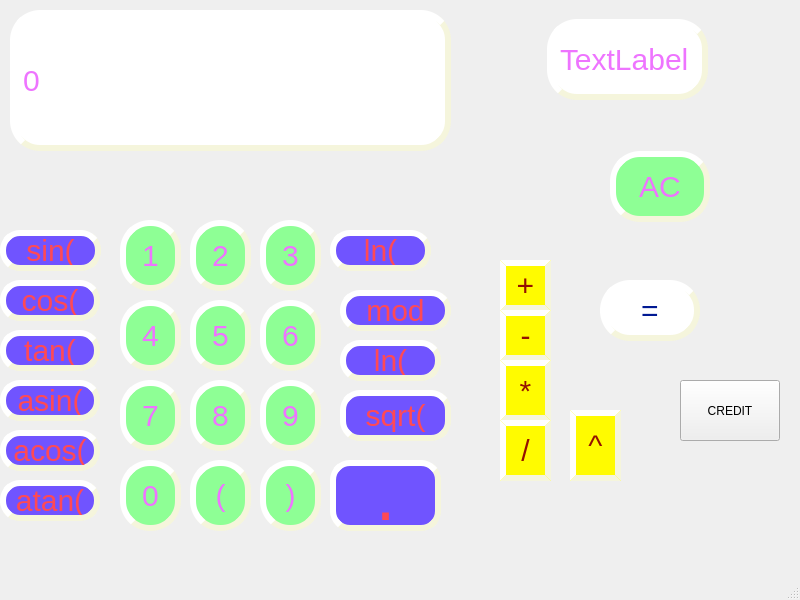
DonOutcast/s21_SmartCalc-v2.0, file src/view/s21_view.ui: the form before one commit.
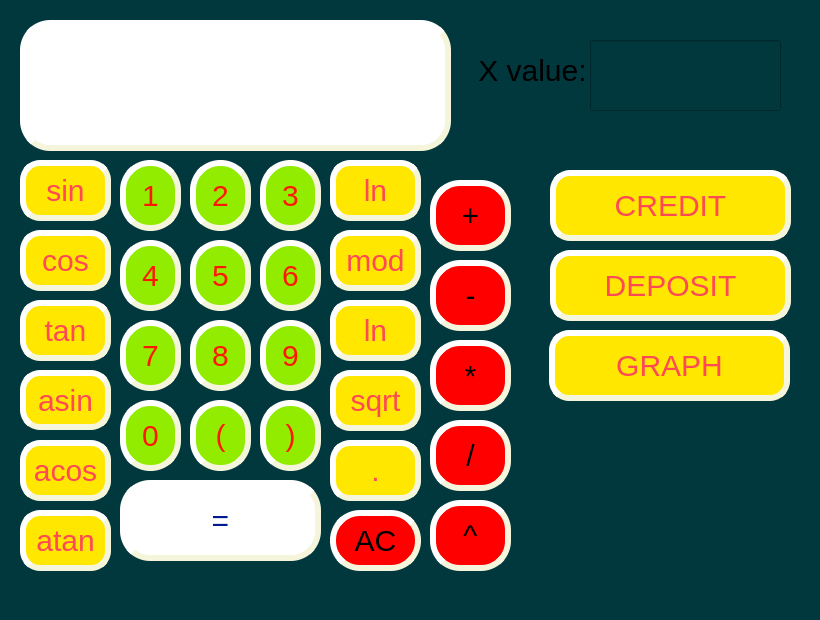
The form after the commit.

What changed in the file:
```diff
--- a/src/view/s21_view.ui
+++ b/src/view/s21_view.ui
@@ -6,49 +6,34 @@
    <rect>
     <x>0</x>
     <y>0</y>
-    <width>800</width>
-    <height>600</height>
+    <width>820</width>
+    <height>620</height>
    </rect>
   </property>
+  <property name="minimumSize">
+   <size>
+    <width>820</width>
+    <height>600</height>
+   </size>
+  </property>
+  <property name="maximumSize">
+   <size>
+    <width>820</width>
+    <height>620</height>
+   </size>
+  </property>
   <property name="windowTitle">
    <string>s21_view</string>
   </property>
   <property name="styleSheet">
-   <string notr="true"/>
+   <string notr="true">background-color: rgb(1, 56, 61);</string>
   </property>
   <widget class="QWidget" name="centralwidget">
-   <widget class="QLabel" name="console">
-    <property name="geometry">
-     <rect>
-      <x>10</x>
-      <y>10</y>
-      <width>441</width>
-      <height>141</height>
-     </rect>
-    </property>
-    <property name="styleSheet">
-     <string notr="true">QLabel{
-	font-size: 30px;
-	color: rgb(238, 116, 255);
-	qproperty-alignment: 'AlignVCenter | AlignRight';
-	border: 1px solid gray;
-	background-color : white;
-	border-style: outset;
-	border-width: 6px;
-	border-color: beige;
-	border-radius: 30px;
-}
-</string>
-    </property>
-    <property name="text">
-     <string>0</string>
-    </property>
-   </widget>
    <widget class="QPushButton" name="button_0">
     <property name="geometry">
      <rect>
       <x>120</x>
-      <y>460</y>
+      <y>400</y>
       <width>61</width>
       <height>71</height>
      </rect>
@@ -56,8 +41,8 @@
     <property name="styleSheet">
      <string notr="true">QPushButton#button_0{
 	font-size: 30px;
-	color: rgb(238, 116, 255);
-	background-color: rgb(142, 255, 149);
+	color: #FF1800;
+	background-color: #92EC00;
 	border-style: outset;
 	border-width: 6px;
 	border-color: beige;
@@ -76,7 +61,7 @@
     <property name="geometry">
      <rect>
       <x>120</x>
-      <y>220</y>
+      <y>160</y>
       <width>61</width>
       <height>71</height>
      </rect>
@@ -84,8 +69,8 @@
     <property name="styleSheet">
      <string notr="true">QPushButton#button_1{
 	font-size: 30px;
-	color: rgb(238, 116, 255);
-	background-color: rgb(142, 255, 149);
+	color: #FF1800;
+	background-color: #92EC00;
 	border-style: outset;
 	border-width: 6px;
 	border-color: beige;
@@ -104,7 +89,7 @@
     <property name="geometry">
      <rect>
       <x>190</x>
-      <y>220</y>
+      <y>160</y>
       <width>61</width>
       <height>71</height>
      </rect>
@@ -112,8 +97,8 @@
     <property name="styleSheet">
      <string notr="true">QPushButton#button_2{
 	font-size: 30px;
-	color: rgb(238, 116, 255);
-	background-color: rgb(142, 255, 149);
+	color: #FF1800;
+	background-color: #92EC00;
 	border-style: outset;
 	border-width: 6px;
 	border-color: beige;
@@ -132,7 +117,7 @@
     <property name="geometry">
      <rect>
       <x>260</x>
-      <y>220</y>
+      <y>160</y>
       <width>61</width>
       <height>71</height>
      </rect>
@@ -140,8 +125,8 @@
     <property name="styleSheet">
      <string notr="true">QPushButton#button_3{
 	font-size: 30px;
-	color: rgb(238, 116, 255);
-	background-color: rgb(142, 255, 149);
+	color: #FF1800;
+	background-color: #92EC00;
 	border-style: outset;
 	border-width: 6px;
 	border-color: beige;
@@ -160,7 +145,7 @@
     <property name="geometry">
      <rect>
       <x>120</x>
-      <y>300</y>
+      <y>240</y>
       <width>61</width>
       <height>71</height>
      </rect>
@@ -168,8 +153,8 @@
     <property name="styleSheet">
      <string notr="true">QPushButton#button_4{
 	font-size: 30px;
-	color: rgb(238, 116, 255);
-	background-color: rgb(142, 255, 149);
+	color: #FF1800;
+	background-color: #92EC00;
 	border-style: outset;
 	border-width: 6px;
 	border-color: beige;
@@ -188,7 +173,7 @@
     <property name="geometry">
      <rect>
       <x>190</x>
-      <y>300</y>
+      <y>240</y>
       <width>61</width>
       <height>71</height>
      </rect>
@@ -196,8 +181,8 @@
     <property name="styleSheet">
      <string notr="true">QPushButton#button_5{
 	font-size: 30px;
-	color: rgb(238, 116, 255);
-	background-color: rgb(142, 255, 149);
+	color: #FF1800;
+	background-color: #92EC00;
 	border-style: outset;
 	border-width: 6px;
 	border-color: beige;
@@ -216,7 +201,7 @@
     <property name="geometry">
      <rect>
       <x>260</x>
-      <y>300</y>
+      <y>240</y>
       <width>61</width>
       <height>71</height>
      </rect>
@@ -224,8 +209,8 @@
     <property name="styleSheet">
      <string notr="true">QPushButton#button_6{
 	font-size: 30px;
-	color: rgb(238, 116, 255);
-	background-color: rgb(142, 255, 149);
+	color: #FF1800;
+	background-color: #92EC00;
 	border-style: outset;
 	border-width: 6px;
 	border-color: beige;
@@ -244,7 +229,7 @@
     <property name="geometry">
      <rect>
       <x>120</x>
-      <y>380</y>
+      <y>320</y>
       <width>61</width>
       <height>71</height>
      </rect>
@@ -252,8 +237,8 @@
     <property name="styleSheet">
      <string notr="true">QPushButton#button_7{
 	font-size: 30px;
-	color: rgb(238, 116, 255);
-	background-color: rgb(142, 255, 149);
+	color: #FF1800;
+	background-color: #92EC00;
 	border-style: outset;
 	border-width: 6px;
 	border-color: beige;
@@ -272,7 +257,7 @@
     <property name="geometry">
      <rect>
       <x>190</x>
-      <y>380</y>
+      <y>320</y>
       <width>61</width>
       <height>71</height>
      </rect>
@@ -280,8 +265,8 @@
     <property name="styleSheet">
      <string notr="true">QPushButton#button_8{
 	font-size: 30px;
-	color: rgb(238, 116, 255);
-	background-color: rgb(142, 255, 149);
+	color: #FF1800;
+	background-color: #92EC00;
 	border-style: outset;
 	border-width: 6px;
 	border-color: beige;
@@ -300,7 +285,7 @@
     <property name="geometry">
      <rect>
       <x>260</x>
-      <y>380</y>
+      <y>320</y>
       <width>61</width>
       <height>71</height>
      </rect>
@@ -308,8 +293,8 @@
     <property name="styleSheet">
      <string notr="true">QPushButton#button_9{
 	font-size: 30px;
-	color: rgb(238, 116, 255);
-	background-color: rgb(142, 255, 149);
+	color: #FF1800;
+	background-color: #92EC00;
 	border-style: outset;
 	border-width: 6px;
 	border-color: beige;
@@ -327,17 +312,17 @@
    <widget class="QPushButton" name="button_sin">
     <property name="geometry">
      <rect>
-      <x>0</x>
-      <y>230</y>
-      <width>101</width>
-      <height>41</height>
+      <x>20</x>
+      <y>160</y>
+      <width>91</width>
+      <height>61</height>
      </rect>
     </property>
     <property name="styleSheet">
      <string notr="true">QPushButton#button_sin{
 	font-size: 30px;
 	color: rgb(255, 73, 85);
-	background-color: rgb(112, 84, 255);
+	background-color: #FFE700;
 	border-style: outset;
 	border-width: 6px;
 	border-color: beige;
@@ -349,23 +334,23 @@
 }</string>
     </property>
     <property name="text">
-     <string>sin(</string>
+     <string>sin</string>
     </property>
    </widget>
    <widget class="QPushButton" name="button_cos">
     <property name="geometry">
      <rect>
-      <x>0</x>
-      <y>280</y>
-      <width>100</width>
-      <height>41</height>
+      <x>20</x>
+      <y>230</y>
+      <width>91</width>
+      <height>61</height>
      </rect>
     </property>
     <property name="styleSheet">
      <string notr="true">QPushButton#button_cos{
 	font-size: 30px;
 	color: rgb(255, 73, 85);
-	background-color: rgb(112, 84, 255);
+	background-color: #FFE700;
 	border-style: outset;
 	border-width: 6px;
 	border-color: beige;
@@ -377,23 +362,23 @@
 }</string>
     </property>
     <property name="text">
-     <string>cos(</string>
+     <string>cos</string>
     </property>
    </widget>
    <widget class="QPushButton" name="button_tan">
     <property name="geometry">
      <rect>
-      <x>0</x>
-      <y>330</y>
-      <width>100</width>
-      <height>41</height>
+      <x>20</x>
+      <y>300</y>
+      <width>91</width>
+      <height>61</height>
      </rect>
     </property>
     <property name="styleSheet">
      <string notr="true">QPushButton#button_tan{
 	font-size: 30px;
 	color: rgb(255, 73, 85);
-	background-color: rgb(112, 84, 255);
+	background-color: #FFE700;
 	border-style: outset;
 	border-width: 6px;
 	border-color: beige;
@@ -405,23 +390,23 @@
 }</string>
     </property>
     <property name="text">
-     <string>tan(</string>
+     <string>tan</string>
     </property>
    </widget>
    <widget class="QPushButton" name="button_asin">
     <property name="geometry">
      <rect>
-      <x>0</x>
-      <y>380</y>
-      <width>100</width>
-      <height>41</height>
+      <x>20</x>
+      <y>370</y>
+      <width>91</width>
+      <height>60</height>
      </rect>
     </property>
     <property name="styleSheet">
      <string notr="true">QPushButton#button_asin{
 	font-size: 30px;
-	color: rgb(255, 73, 85);
-	background-color: rgb(112, 84, 255);
+	color:  rgb(255, 73, 85);
+	background-color: #FFE700;
 	border-style: outset;
 	border-width: 6px;
 	border-color: beige;
@@ -433,23 +418,23 @@
 }</string>
     </property>
     <property name="text">
-     <string>asin(</string>
+     <string>asin</string>
     </property>
    </widget>
    <widget class="QPushButton" name="button_acos">
     <property name="geometry">
      <rect>
-      <x>0</x>
-      <y>430</y>
-      <width>100</width>
-      <height>41</height>
+      <x>20</x>
+      <y>440</y>
+      <width>91</width>
+      <height>61</height>
      </rect>
     </property>
     <property name="styleSheet">
      <string notr="true">QPushButton#button_acos{
 	font-size: 30px;
 	color: rgb(255, 73, 85);
-	background-color: rgb(112, 84, 255);
+	background-color: #FFE700;
 	border-style: outset;
 	border-width: 6px;
 	border-color: beige;
@@ -461,23 +446,23 @@
 }</string>
     </property>
     <property name="text">
-     <string>acos(</string>
+     <string>acos</string>
     </property>
    </widget>
    <widget class="QPushButton" name="button_atan">
     <property name="geometry">
      <rect>
-      <x>0</x>
-      <y>480</y>
-      <width>100</width>
-      <height>41</height>
+      <x>20</x>
+      <y>510</y>
+      <width>91</width>
+      <height>61</height>
      </rect>
     </property>
     <property name="styleSheet">
      <string notr="true">QPushButton#button_atan{
 	font-size: 30px;
 	color: rgb(255, 73, 85);
-	background-color: rgb(112, 84, 255);
+	background-color: #FFE700;
 	border-style: outset;
 	border-width: 6px;
 	border-color: beige;
@@ -489,23 +474,23 @@
 }</string>
     </property>
     <property name="text">
-     <string>atan(</string>
+     <string>atan</string>
     </property>
    </widget>
    <widget class="QPushButton" name="button_ln">
     <property name="geometry">
      <rect>
       <x>330</x>
-      <y>230</y>
-      <width>101</width>
-      <height>41</height>
+      <y>160</y>
+      <width>91</width>
+      <height>61</height>
      </rect>
     </property>
     <property name="styleSheet">
      <string notr="true">QPushButton#button_ln{
 	font-size: 30px;
 	color: rgb(255, 73, 85);
-	background-color: rgb(112, 84, 255);
+	background-color: #FFE700;
 	border-style: outset;
 	border-width: 6px;
 	border-color: beige;
@@ -517,23 +502,23 @@
 }</string>
     </property>
     <property name="text">
-     <string>ln(</string>
+     <string>ln</string>
     </property>
    </widget>
    <widget class="QPushButton" name="button_log">
     <property name="geometry">
      <rect>
-      <x>340</x>
-      <y>340</y>
-      <width>101</width>
-      <height>41</height>
+      <x>330</x>
+      <y>300</y>
+      <width>91</width>
+      <height>61</height>
      </rect>
     </property>
     <property name="styleSheet">
      <string notr="true">QPushButton#button_log{
 	font-size: 30px;
 	color: rgb(255, 73, 85);
-	background-color: rgb(112, 84, 255);
+	background-color: #FFE700;
 	border-style: outset;
 	border-width: 6px;
 	border-color: beige;
@@ -545,23 +530,23 @@
 }</string>
     </property>
     <property name="text">
-     <string>ln(</string>
+     <string>ln</string>
     </property>
    </widget>
    <widget class="QPushButton" name="button_mod">
     <property name="geometry">
      <rect>
-      <x>340</x>
-      <y>290</y>
-      <width>111</width>
-      <height>41</height>
+      <x>330</x>
+      <y>230</y>
+      <width>91</width>
+      <height>61</height>
      </rect>
     </property>
     <property name="styleSheet">
      <string notr="true">QPushButton#button_mod{
 	font-size: 30px;
 	color: rgb(255, 73, 85);
-	background-color: rgb(112, 84, 255);
+	background-color: #FFE700;
 	border-style: outset;
 	border-width: 6px;
 	border-color: beige;
@@ -579,17 +564,17 @@
    <widget class="QPushButton" name="button_sqrt">
     <property name="geometry">
      <rect>
-      <x>340</x>
-      <y>390</y>
-      <width>111</width>
-      <height>51</height>
+      <x>330</x>
+      <y>370</y>
+      <width>91</width>
+      <height>61</height>
      </rect>
     </property>
     <property name="styleSheet">
      <string notr="true">QPushButton#button_sqrt{
 	font-size: 30px;
 	color: rgb(255, 73, 85);
-	background-color: rgb(112, 84, 255);
+	background-color: #FFE700;
 	border-style: outset;
 	border-width: 6px;
 	border-color: beige;
@@ -601,14 +586,14 @@
 }</string>
     </property>
     <property name="text">
-     <string>sqrt(</string>
+     <string>sqrt</string>
     </property>
    </widget>
    <widget class="QPushButton" name="button_open">
     <property name="geometry">
      <rect>
       <x>190</x>
-      <y>460</y>
+      <y>400</y>
       <width>61</width>
       <height>71</height>
      </rect>
@@ -616,8 +601,8 @@
     <property name="styleSheet">
      <string notr="true">QPushButton#button_open{
 	font-size: 30px;
-	color: rgb(238, 116, 255);
-	background-color: rgb(142, 255, 149);
+	color: #FF1800;
+	background-color: #92EC00;
 	border-style: outset;
 	border-width: 6px;
 	border-color: beige;
@@ -636,7 +621,7 @@
     <property name="geometry">
      <rect>
       <x>260</x>
-      <y>460</y>
+      <y>400</y>
       <width>61</width>
       <height>71</height>
      </rect>
@@ -644,8 +629,8 @@
     <property name="styleSheet">
      <string notr="true">QPushButton#button_close{
 	font-size: 30px;
-	color: rgb(238, 116, 255);
-	background-color: rgb(142, 255, 149);
+	color: #FF1800;
+	background-color: #92EC00;
 	border-style: outset;
 	border-width: 6px;
 	border-color: beige;
@@ -664,17 +649,16 @@
     <property name="geometry">
      <rect>
       <x>330</x>
-      <y>460</y>
-      <width>111</width>
-      <height>71</height>
+      <y>440</y>
+      <width>91</width>
+      <height>61</height>
      </rect>
     </property>
     <property name="styleSheet">
      <string notr="true">QPushButton#button_point{
-	align: center;
-	font-size: 70px;
+	font-size: 30px;
 	color: rgb(255, 73, 85);
-	background-color: rgb(112, 84, 255);
+	background-color: #FFE700;
 	border-style: outset;
 	border-width: 6px;
 	border-color: beige;
@@ -692,17 +676,17 @@
    <widget class="QPushButton" name="button_plus">
     <property name="geometry">
      <rect>
-      <x>500</x>
-      <y>260</y>
-      <width>51</width>
-      <height>51</height>
+      <x>430</x>
+      <y>180</y>
+      <width>81</width>
+      <height>71</height>
      </rect>
     </property>
     <property name="styleSheet">
      <string notr="true">QPushButton#button_plus{
 	font-size: 30px;
-	color: rgb(148, 17, 0);
-	background-color: rgb(255, 251, 0);
+	color: rgb(0, 0 0);
+	background-color: #FF0000;
 	border-style: outset;
 	border-width: 6px;
 	border-color: beige;
@@ -720,17 +704,17 @@
    <widget class="QPushButton" name="button_minus">
     <property name="geometry">
      <rect>
-      <x>500</x>
-      <y>310</y>
-      <width>51</width>
-      <height>51</height>
+      <x>430</x>
+      <y>260</y>
+      <width>81</width>
+      <height>71</height>
      </rect>
     </property>
     <property name="styleSheet">
      <string notr="true">QPushButton#button_minus{
 	font-size: 30px;
-	color: rgb(148, 17, 0);
-	background-color: rgb(255, 251, 0);
+	color: rgb(0, 0 0);
+	background-color: #FF0000;
 	border-style: outset;
 	border-width: 6px;
 	border-color: beige;
@@ -748,17 +732,17 @@
    <widget class="QPushButton" name="button_mult">
     <property name="geometry">
      <rect>
-      <x>500</x>
-      <y>360</y>
-      <width>51</width>
-      <height>61</height>
+      <x>430</x>
+      <y>340</y>
+      <width>81</width>
+      <height>71</height>
      </rect>
     </property>
     <property name="styleSheet">
      <string notr="true">QPushButton#button_mult{
 	font-size: 30px;
-	color: rgb(148, 17, 0);
-	background-color: rgb(255, 251, 0);
+	color: rgb(0, 0 0);
+	background-color: #FF0000;
 	border-style: outset;
 	border-width: 6px;
 	border-color: beige;
@@ -776,17 +760,17 @@
    <widget class="QPushButton" name="button_div">
     <property name="geometry">
      <rect>
-      <x>500</x>
+      <x>430</x>
       <y>420</y>
-      <width>51</width>
-      <height>61</height>
+      <width>81</width>
+      <height>71</height>
      </rect>
     </property>
     <property name="styleSheet">
      <string notr="true">QPushButton#button_div{
 	font-size: 30px;
-	color: rgb(148, 17, 0);
-	background-color: rgb(255, 251, 0);
+	color: rgb(0, 0 0);
+	background-color: #FF0000;
 	border-style: outset;
 	border-width: 6px;
 	border-color: beige;
@@ -804,17 +788,17 @@
    <widget class="QPushButton" name="button_pow">
     <property name="geometry">
      <rect>
-      <x>570</x>
-      <y>410</y>
-      <width>51</width>
+      <x>430</x>
+      <y>500</y>
+      <width>81</width>
       <height>71</height>
      </rect>
     </property>
     <property name="styleSheet">
      <string notr="true">QPushButton#button_pow{
 	font-size: 30px;
-	color: rgb(148, 17, 0);
-	background-color: rgb(255, 251, 0);
+	color: rgb(0, 0 0);
+	background-color: #FF0000;
 	border-style: outset;
 	border-width: 6px;
 	border-color: beige;
@@ -832,10 +816,10 @@
    <widget class="QPushButton" name="button_equal">
     <property name="geometry">
      <rect>
-      <x>600</x>
-      <y>280</y>
-      <width>100</width>
-      <height>61</height>
+      <x>120</x>
+      <y>480</y>
+      <width>201</width>
+      <height>81</height>
      </rect>
     </property>
     <property name="styleSheet">
@@ -860,17 +844,17 @@
    <widget class="QPushButton" name="button_clear">
     <property name="geometry">
      <rect>
-      <x>610</x>
-      <y>151</y>
-      <width>100</width>
-      <height>71</height>
+      <x>330</x>
+      <y>510</y>
+      <width>91</width>
+      <height>61</height>
      </rect>
     </property>
     <property name="styleSheet">
      <string notr="true">QPushButton#button_clear{
 	font-size: 30px;
-	color: rgb(238, 116, 255);
-	background-color: rgb(142, 255, 149);
+	color: rgb(0, 0 0);
+	background-color: #FF0000;
 	border-style: outset;
 	border-width: 6px;
 	border-color: beige;
@@ -885,46 +869,154 @@
      <string>AC</string>
     </property>
    </widget>
-   <widget class="QLabel" name="label">
-    <property name="geometry">
-     <rect>
-      <x>547</x>
-      <y>19</y>
-      <width>161</width>
-      <height>81</height>
-     </rect>
-    </property>
-    <property name="styleSheet">
-     <string notr="true">QLabel{
-	font-size: 30px;
-	color: rgb(238, 116, 255);
-	qproperty-alignment: 'AlignVCenter | AlignRight';
-	border: 1px solid gray;
-	background-color : white;
-	border-style: outset;
-	border-width: 6px;
-	border-color: beige;
-	border-radius: 30px;
-}
-</string>
-    </property>
-    <property name="text">
-     <string>TextLabel</string>
-    </property>
-   </widget>
    <widget class="QPushButton" name="button_credit">
     <property name="geometry">
      <rect>
-      <x>680</x>
-      <y>380</y>
-      <width>100</width>
-      <height>61</height>
+      <x>550</x>
+      <y>170</y>
+      <width>241</width>
+      <height>71</height>
      </rect>
     </property>
+    <property name="styleSheet">
+     <string notr="true">QPushButton#button_credit{
+	font-size: 30px;
+	color: rgb(255, 73, 85);
+	background-color: #FFE700;
+	border-style: outset;
+	border-width: 6px;
+	border-color: beige;
+	border-radius: 20px;
+}
+QPushButton#button_credit:pressed {
+	background-color: rgb(50, 255, 245);
+	border-style: inset;
+}</string>
+    </property>
     <property name="text">
      <string>CREDIT</string>
     </property>
    </widget>
+   <widget class="QLabel" name="label_2">
+    <property name="geometry">
+     <rect>
+      <x>470</x>
+      <y>40</y>
+      <width>131</width>
+      <height>61</height>
+     </rect>
+    </property>
+    <property name="styleSheet">
+     <string notr="true">	font-size: 30px;
+	color: rgb(0, 0, 0);</string>
+    </property>
+    <property name="text">
+     <string> X value:</string>
+    </property>
+   </widget>
+   <widget class="QPushButton" name="button_deposit">
+    <property name="geometry">
+     <rect>
+      <x>550</x>
+      <y>250</y>
+      <width>241</width>
+      <height>71</height>
+     </rect>
+    </property>
+    <property name="styleSheet">
+     <string notr="true">QPushButton#button_deposit{
+	font-size: 30px;
+	color: rgb(255, 73, 85);
+	background-color: #FFE700;
+	border-style: outset;
+	border-width: 6px;
+	border-color: beige;
+	border-radius: 20px;
+}
+QPushButton#button_deposit:pressed {
+	background-color: rgb(50, 255, 245);
+	border-style: inset;
+}</string>
+    </property>
+    <property name="text">
+     <string>DEPOSIT</string>
+    </property>
+   </widget>
+   <widget class="QPushButton" name="button_graph">
+    <property name="geometry">
+     <rect>
+      <x>549</x>
+      <y>330</y>
+      <width>241</width>
+      <height>71</height>
+     </rect>
+    </property>
+    <property name="styleSheet">
+     <string notr="true">QPushButton#button_graph{
+	font-size: 30px;
+	color: rgb(255, 73, 85);
+	background-color: #FFE700;
+	border-style: outset;
+	border-width: 6px;
+	border-color: beige;
+	border-radius: 20px;
+}
+QPushButton#button_graph:pressed {
+	background-color: rgb(50, 255, 245);
+	border-style: inset;
+}</string>
+    </property>
+    <property name="text">
+     <string>GRAPH</string>
+    </property>
+   </widget>
+   <widget class="QLineEdit" name="console">
+    <property name="geometry">
+     <rect>
+      <x>20</x>
+      <y>20</y>
+      <width>431</width>
+      <height>131</height>
+     </rect>
+    </property>
+    <property name="styleSheet">
+     <string notr="true">QLineEdit{
+	font-size: 30px;
+	color: rgb(0, 0, 0);
+	qproperty-alignment: 'AlignVCenter | AlignRight';
+	border: 1px solid gray;
+	background-color : white;
+	border-style: outset;
+	border-width: 6px;
+	border-color: beige;
+	border-radius: 30px;
+}</string>
+    </property>
+   </widget>
+   <widget class="QLineEdit" name="console_x">
+    <property name="geometry">
+     <rect>
+      <x>590</x>
+      <y>40</y>
+      <width>191</width>
+      <height>71</height>
+     </rect>
+    </property>
+    <property name="styleSheet">
+     <string notr="true">QLabel{
+	font-size: 30px;
+	color: rgb(0,0,0);
+	qproperty-alignment: 'AlignVCenter | AlignRight';
+	border: 1px solid gray;
+	background-color : white;
+	border-style: outset;
+	border-width: 6px;
+	border-color: beige;
+	border-radius: 30px;
+}
+</string>
+    </property>
+   </widget>
   </widget>
   <widget class="QMenuBar" name="menubar">
    <property name="geometry">
```
Left out of the diff: 2 changed lines with no effect on the pictures.
